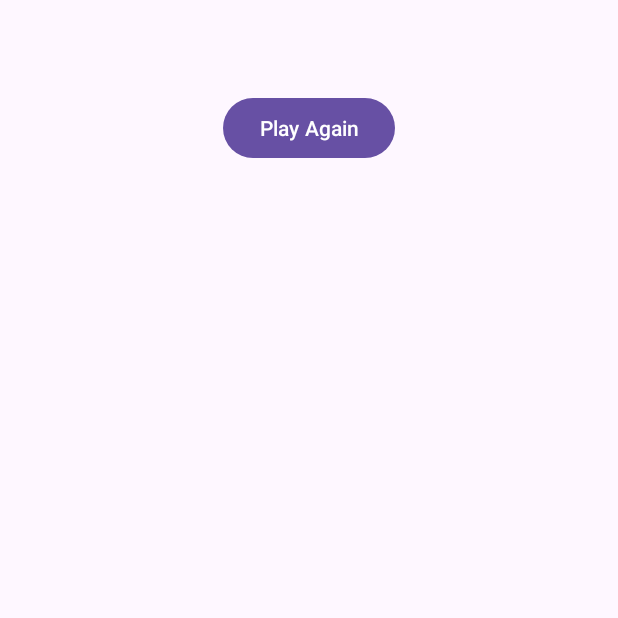
After one commit to Novanard/Three-Lane-Road, an Android app: the HighscoresLocation screen opened directly, with no data from a screen before it, on a phone screen of 412 x 824 dp, the top half of it. The commit adds this screen. Run offline under Robolectric (Android 15) with nearby library versions, the phone set to English and light mode, and no system bars.

Commit message:
Initial Setup of HighScoreAndLocation Activity, Initial Setup of Fragments

```diff
--- a/app/src/main/AndroidManifest.xml
+++ b/app/src/main/AndroidManifest.xml
@@ -26,8 +26,9 @@
         <activity
             android:name=".MainActivity"
             android:exported="false"/>
-
-
+        <activity
+            android:name=".HighscoresLocation"
+            android:exported="false"/>
 
     </application>
 
--- /dev/null
+++ b/app/src/main/java/com/example/three_lane_road/HighscoresLocation.kt
@@ -0,0 +1,20 @@
+package com.example.three_lane_road
+
+import android.os.Bundle
+import androidx.activity.enableEdgeToEdge
+import androidx.appcompat.app.AppCompatActivity
+import androidx.core.view.ViewCompat
+import androidx.core.view.WindowInsetsCompat
+
+class HighscoresLocation : AppCompatActivity() {
+    override fun onCreate(savedInstanceState: Bundle?) {
+        super.onCreate(savedInstanceState)
+        enableEdgeToEdge()
+        setContentView(R.layout.activity_highscores_location)
+        ViewCompat.setOnApplyWindowInsetsListener(findViewById(R.id.main)) { v, insets ->
+            val systemBars = insets.getInsets(WindowInsetsCompat.Type.systemBars())
+            v.setPadding(systemBars.left, systemBars.top, systemBars.right, systemBars.bottom)
+            insets
+        }
+    }
+}
--- /dev/null
+++ b/app/src/main/res/layout/activity_highscores_location.xml
@@ -0,0 +1,39 @@
+<?xml version="1.0" encoding="utf-8"?>
+<RelativeLayout
+    xmlns:android="http://schemas.android.com/apk/res/android"
+    xmlns:app="http://schemas.android.com/apk/res-auto"
+    xmlns:tools="http://schemas.android.com/tools"
+    android:id="@+id/main"
+    android:layout_width="match_parent"
+    android:layout_height="match_parent"
+    android:orientation="vertical"
+    tools:context=".HighscoresLocation">
+
+    <!--HighScore -->
+    <FrameLayout
+        android:id="@+id/highscore_fragment"
+        android:layout_width="match_parent"
+        android:layout_height="wrap_content"
+        android:layout_centerInParent="true"
+        android:layout_alignParentTop="true"
+        android:layout_margin="@dimen/text_margin"/>
+
+ <!--Location Fragment -->
+    <FrameLayout
+        android:id="@+id/location_fragment"
+        android:layout_width="match_parent"
+        android:layout_height="wrap_content"
+        android:layout_below="@+id/highscore_fragment"
+        android:layout_centerInParent="true"
+        android:layout_margin="@dimen/text_margin"
+         />
+    <Button
+        android:layout_width="wrap_content"
+        android:layout_height="wrap_content"
+        android:text="@string/play_again"
+        android:id="@+id/restart_button"
+        android:layout_below="@id/location_fragment"
+        android:layout_centerInParent="true"/>
+
+
+</RelativeLayout>
--- a/app/src/main/res/values/strings.xml
+++ b/app/src/main/res/values/strings.xml
@@ -8,4 +8,7 @@
     <string name="play_mode">Play Mode</string>
     <string name="game_options">Game Options</string>
     <string name="start_game">Start Game</string>
+    <!-- TODO: Remove or change this placeholder text -->
+    <string name="hello_blank_fragment">Hello blank fragment</string>
+    <string name="play_again">Play Again</string>
 </resources>
```
Also changed, not shown: app/src/main/java/fragments/HighScores.kt (added, +18 -0 lines), app/src/main/java/fragments/LocationFragment.kt (added, +60 -0 lines), app/src/main/java/logic/GameController.kt (+15 -5 lines), app/src/main/res/layout/fragment_high_scores.xml (added, +13 -0 lines), app/src/main/res/layout/fragment_location.xml (added, +13 -0 lines).
